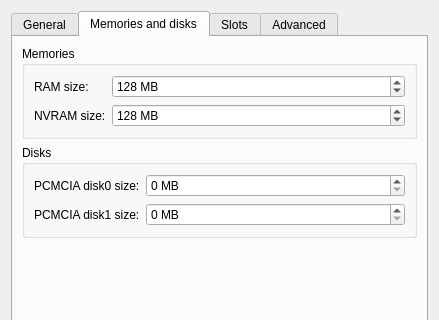
GNS3/gns3-legacy, file src/GNS3/Ui/ConfigurationPages/Form_IOSRouterPage.ui: the form before one commit; both pictures show x 0 to 439 and y 0 to 320 of the 439 by 462 pixel window.
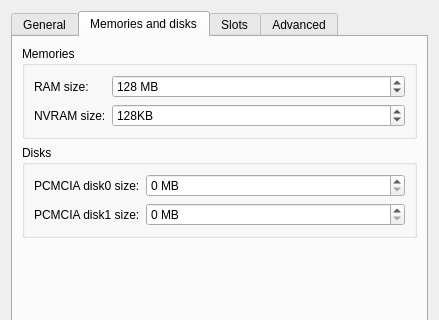
The form after the commit. The open tabs and pages were chosen to show the change.

What changed in the file:
```diff
--- a/src/GNS3/Ui/ConfigurationPages/Form_IOSRouterPage.ui
+++ b/src/GNS3/Ui/ConfigurationPages/Form_IOSRouterPage.ui
@@ -212,7 +212,7 @@
              </sizepolicy>
             </property>
             <property name="suffix" >
-             <string> MB</string>
+             <string>KB</string>
             </property>
             <property name="maximum" >
              <number>4096</number>
```
